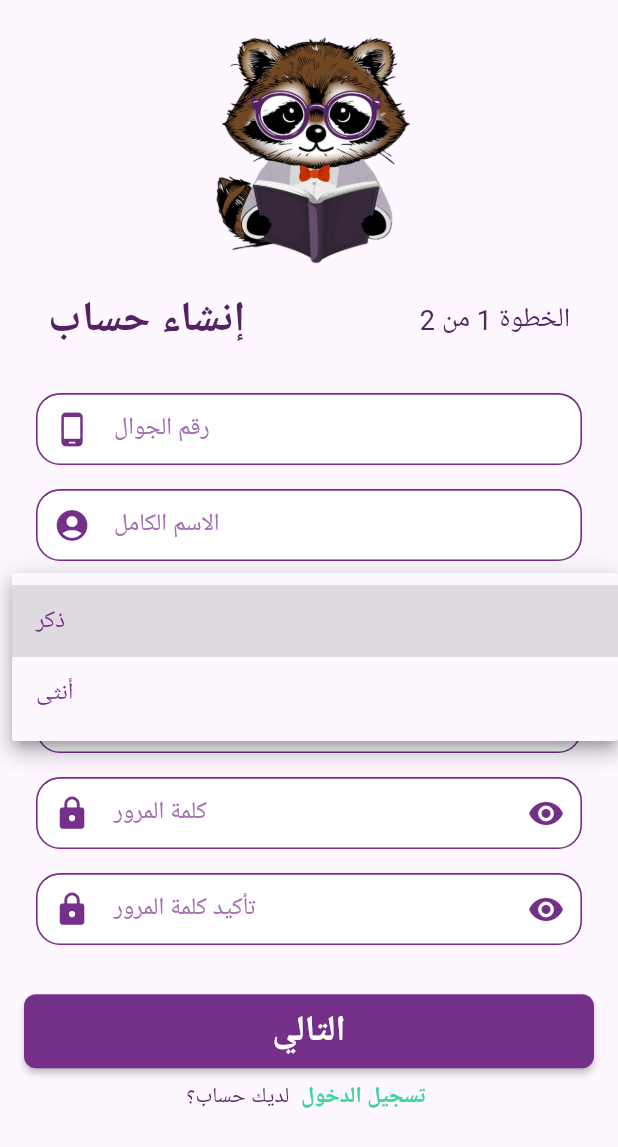
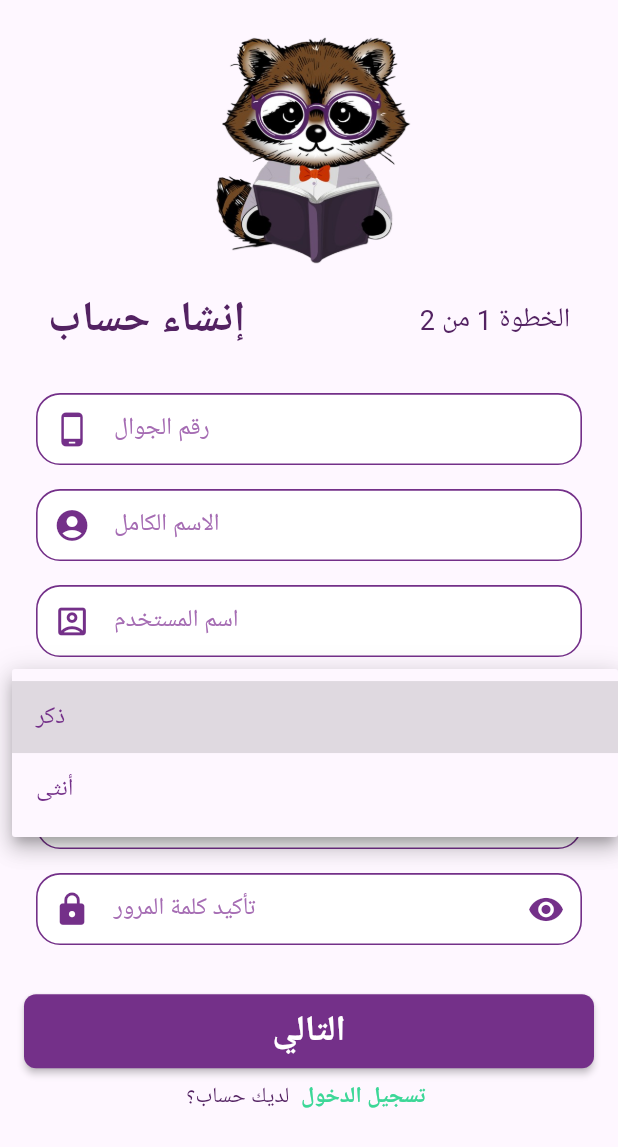
Before and after one commit to HeshamBarahim/Falih-repo, a Flutter app: the Signup screen opened directly, after a tap on "ذكر", on a phone screen of 412 x 824 dp. Shown: the top 1147 px of the screen. Run offline on Flutter 3.47's test engine with Material 3 defaults, Android fonts, the phone set to English and light mode, and no system bars; our stand-ins replace auto_size_text, cached_network_image, carousel_slider, cloud_firestore, connectivity_plus, firebase_auth and 12 more; missing offline and left inert: flutter_math_fork; accounts and stored records are empty.

```diff
--- a/lib/src/screens/Auth/signup/signup_part1.dart
+++ b/lib/src/screens/Auth/signup/signup_part1.dart
@@ -24,8 +24,7 @@ class SignupPart1 extends StatelessWidget {
   @override
   Widget build(BuildContext context) {
     SizeConfig().init(context);
-    return Obx(
-      () => SingleChildScrollView(
+    return SingleChildScrollView(
       child: Form(
         key: controller.signupFormKey,
         child: Padding(
@@ -88,6 +87,17 @@ class SignupPart1 extends StatelessWidget {
                         size: SizeConfig.screenWidth! * 0.06,
                       ),
                     ),
+                    CustomTextForm(
+                      keyFormatter: false,
+                      keyboardType: TextInputType.text,
+                      myController: controller.userName,
+                      validator: Helper.validatefullName,
+                      labelText: S.of(context).hint_text_username,
+                      prefixIcon: Icon(
+                        Icons.account_box_outlined,
+                        size: SizeConfig.screenWidth! * 0.06,
+                      ),
+                    ),
                     CustomDropDownForm(
                       validator: Helper.validateGender,
                       onChanged: (newValue) {
@@ -117,21 +127,6 @@ class SignupPart1 extends StatelessWidget {
                           ),
                         ),
                       ],
-                      ),
-                      CustomTextForm(
-                        keyFormatter: false,
-                        keyboardType: TextInputType.text,
-                        myController: controller.userName,
-                        errorMessage: controller.userNameError.value
-                            ? controller.userNameErrorMessage.value
-                            : null,
-                        // onChanged: Helper.onChangedUsername,
-                        validator: Helper.validateUsername,
-                        labelText: S.of(context).hint_text_username,
-                        prefixIcon: Icon(
-                          Icons.account_circle,
-                          size: SizeConfig.screenWidth! * 0.06,
-                        ),
                     ),
                     GetBuilder<ShowPasswordController>(
                       init: ShowPasswordController(),
@@ -179,9 +174,8 @@ class SignupPart1 extends StatelessWidget {
                   children: [
                     NextButton(
                       funtion: () {
-                          if (controller.signupFormKey.currentState!
-                              .validate()) {
-                            controller.showUserNameErrorMessage();
+                        if (controller.signupFormKey.currentState!.validate()) {
+                          controller.goToNextPage();
                         }
                       },
                     ),
@@ -210,7 +204,6 @@ class SignupPart1 extends StatelessWidget {
           ),
         ),
       ),
-      ),
     );
   }
 }
```
Also changed, not shown: lib/src/screens/pre_exam/pre_exam.dart (+10 -2 lines), lib/generated/l10n.dart. Lines whose indentation alone changed are shown as unchanged.
